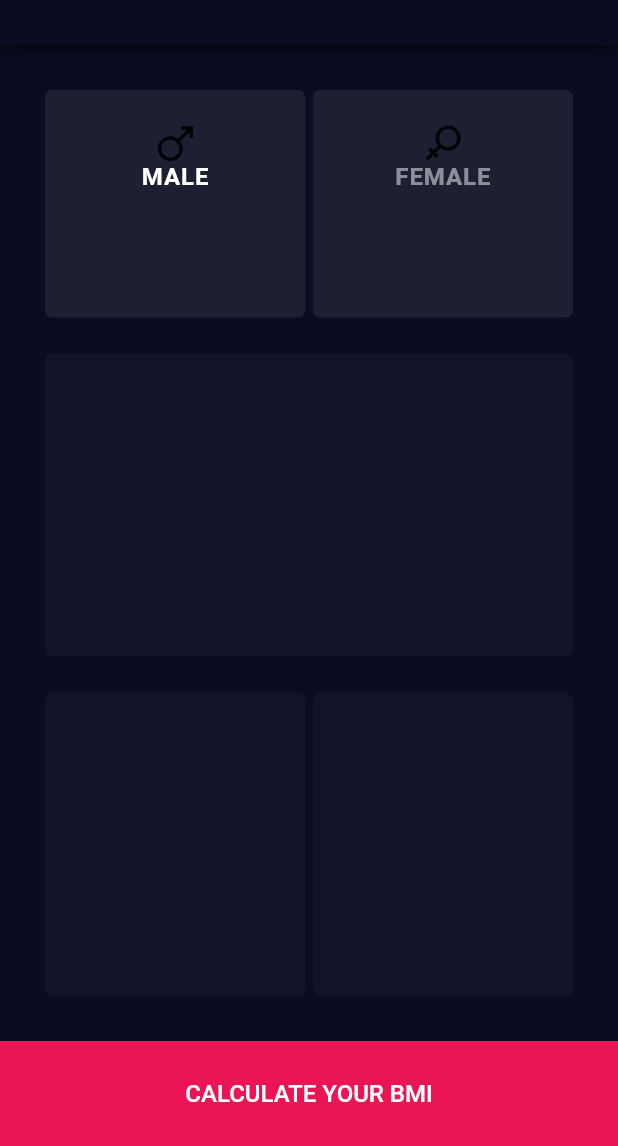
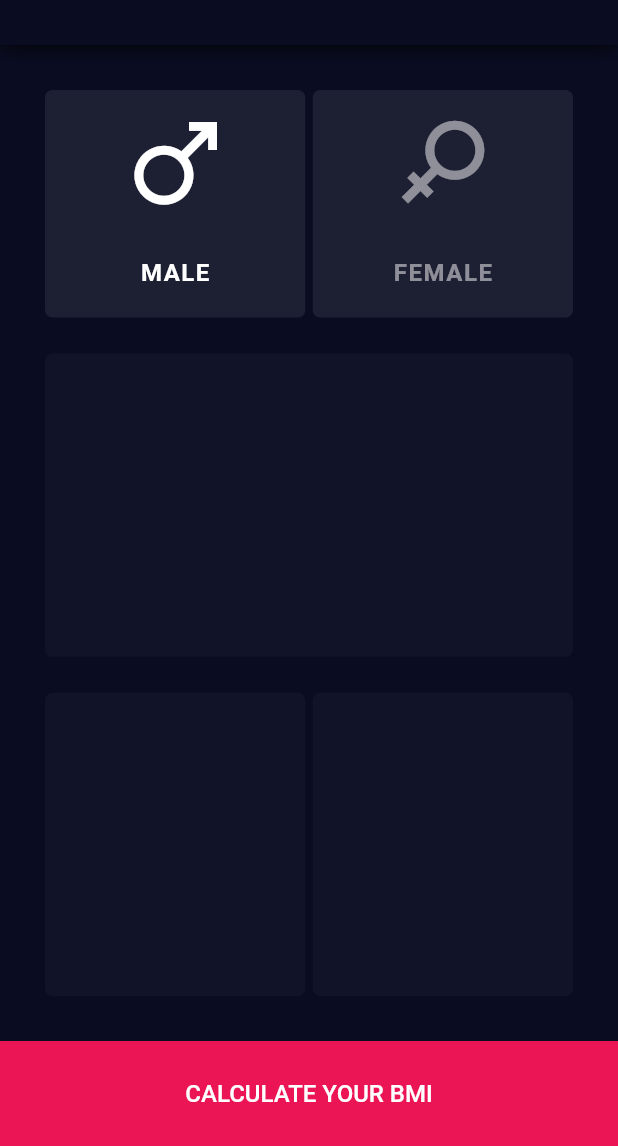
Before and after one commit to ruskakimov/bmi_calculator, a Flutter app: the screen it shows after launch, on a phone screen of 412 x 824 dp, the part 90-1236 px from its top. Run offline on Flutter 3.47's test engine with Material 2 defaults, Android fonts, the phone set to English and light mode, and no system bars.

Commit message:
add gender icons

```diff
--- a/lib/main.dart
+++ b/lib/main.dart
@@ -32,13 +32,13 @@ class BMICalculator extends StatelessWidget {
             fontSize: 16,
             color: BmiColors.grey,
             fontWeight: FontWeight.bold,
-            letterSpacing: 0.6,
+            letterSpacing: 1,
           ),
           body2: TextStyle(
             fontSize: 16,
             color: BmiColors.white,
             fontWeight: FontWeight.bold,
-            letterSpacing: 0.6,
+            letterSpacing: 1,
           ),
         ),
       ),
@@ -146,15 +146,23 @@ class GenderSwitcher extends StatelessWidget {
           child: GestureDetector(
             onTap: () => onSwitch(true),
             child: widgets.Card(
+              child: Padding(
+                padding: EdgeInsets.symmetric(vertical: 20),
                 child: Column(
                   crossAxisAlignment: CrossAxisAlignment.center,
+                  mainAxisAlignment: MainAxisAlignment.spaceBetween,
                   children: <Widget>[
-                  Icon(Bmi.male),
+                    Icon(
+                      Bmi.male,
+                      size: 56,
+                      color: male ? BmiColors.white : BmiColors.grey,
+                    ),
                     Text(
                       'MALE',
                       style: male ? body2 : body1,
                     ),
                   ],
+                ),
               ),
               color: Theme.of(context).accentColor,
             ),
@@ -165,15 +173,23 @@ class GenderSwitcher extends StatelessWidget {
           child: GestureDetector(
             onTap: () => onSwitch(false),
             child: widgets.Card(
+              child: Padding(
+                padding: EdgeInsets.symmetric(vertical: 20),
                 child: Column(
                   crossAxisAlignment: CrossAxisAlignment.center,
+                  mainAxisAlignment: MainAxisAlignment.spaceBetween,
                   children: <Widget>[
-                  Icon(Bmi.female),
+                    Icon(
+                      Bmi.female,
+                      size: 56,
+                      color: male ? BmiColors.grey : BmiColors.white,
+                    ),
                     Text(
                       'FEMALE',
                       style: male ? body1 : body2,
                     ),
                   ],
+                ),
               ),
               color: Theme.of(context).accentColor,
             ),
--- a/lib/widgets.dart
+++ b/lib/widgets.dart
@@ -65,7 +65,6 @@ class Card extends StatelessWidget {
   @override
   Widget build(BuildContext context) {
     return Container(
-      padding: EdgeInsets.symmetric(vertical: 24),
       constraints: BoxConstraints.expand(),
       decoration: BoxDecoration(
         color: color ?? Theme.of(context).cardColor,
```
Lines whose indentation alone changed are shown as unchanged.
